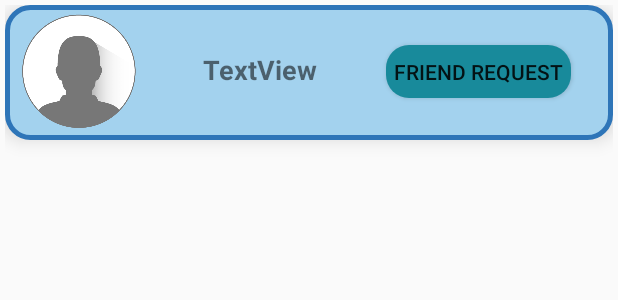
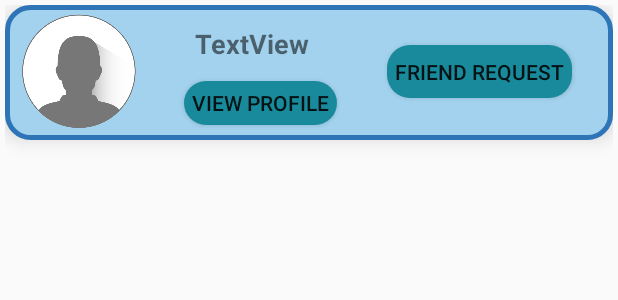
Before and after one commit to KrystianWojakiewicz/Connected, an Android app: the layout find_friends_list_layout.xml on its own in the app's theme, with its tools: preview values and no code run, on a phone screen of 412 x 824 dp. Shown: the top 300 px of the screen. Run offline under Robolectric (Android 15) with nearby library versions, the phone set to English and light mode, and no system bars; plain views replace SquareImageView.

Commit message:
View profile functionality in Find Users and Friends Tab.

```diff
--- a/app/src/main/java/com/example/connected/activities/MainScreenActivity.java
+++ b/app/src/main/java/com/example/connected/activities/MainScreenActivity.java
@@ -205,6 +205,8 @@ public class MainScreenActivity extends AppCompatActivity {
 
     private void goToSettingsActivity() {
         Intent goToSettingsIntent = new Intent(getApplicationContext(), SettingsActivity.class);
+        goToSettingsIntent.putExtra("uid", currentUser.getUid());
+        goToSettingsIntent.putExtra("editable", true);
         startActivity(goToSettingsIntent);
     }
 
--- a/app/src/main/res/layout/find_friends_list_layout.xml
+++ b/app/src/main/res/layout/find_friends_list_layout.xml
@@ -35,16 +35,36 @@
             app:hwRatio="1.0"
             android:layout_marginStart="8dp" />
 
+        <LinearLayout
+            android:layout_width="135dp"
+            android:layout_height="match_parent"
+            android:layout_marginLeft="10dp"
+            android:orientation="vertical">
             <TextView
                 android:id="@+id/usernameTextView"
                 android:layout_width="89dp"
                 android:layout_height="29dp"
-            android:layout_marginStart="35dp"
-            android:layout_marginTop="25dp"
+                android:layout_marginStart="20dp"
+                android:layout_marginTop="10dp"
                 android:gravity="center"
                 android:text="TextView"
                 android:textSize="18sp"
                 android:textStyle="bold" />
+
+            <Button
+                android:text="View Profile"
+                android:id="@+id/viewProfileButton"
+                android:paddingLeft="5dp"
+                android:paddingRight="5dp"
+                android:layout_width="wrap_content"
+                android:layout_height="29dp"
+                android:background="@drawable/app_buttons_drawable"
+                android:layout_marginStart="20dp"
+                android:layout_marginTop="10dp"
+                android:elevation="15in"
+                android:gravity="center" />
+        </LinearLayout>
+
 
             <Button
                 android:text="Friend Request"
@@ -54,7 +74,7 @@
                 android:layout_width="wrap_content"
                 android:layout_height="35dp"
                 android:background="@drawable/app_buttons_drawable"
-                android:layout_marginStart="40dp"
+                android:layout_marginStart="20dp"
                 android:layout_marginTop="25dp"
                 android:elevation="15in"
                 android:gravity="center" />
```
Also changed, not shown: app/src/main/java/com/example/connected/FindUsersAdapter.java (+21 -1 lines), app/src/main/java/com/example/connected/activities/SettingsActivity.java (+20 -6 lines), app/src/main/java/com/example/connected/tabs/FriendsListAdapter.java (+24 -6 lines), app/src/main/res/layout/users_list_layout.xml (+21 -2 lines). Lines whose indentation alone changed are shown as unchanged.
